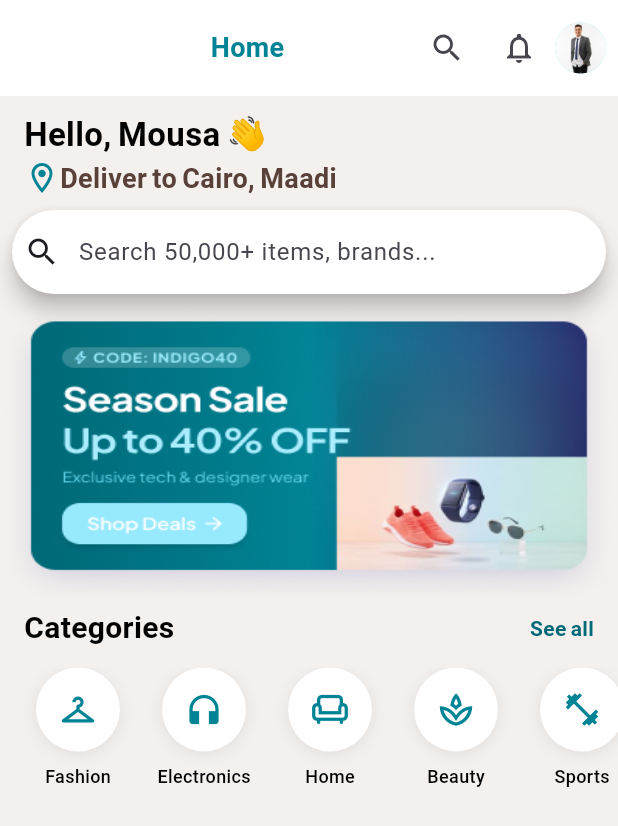
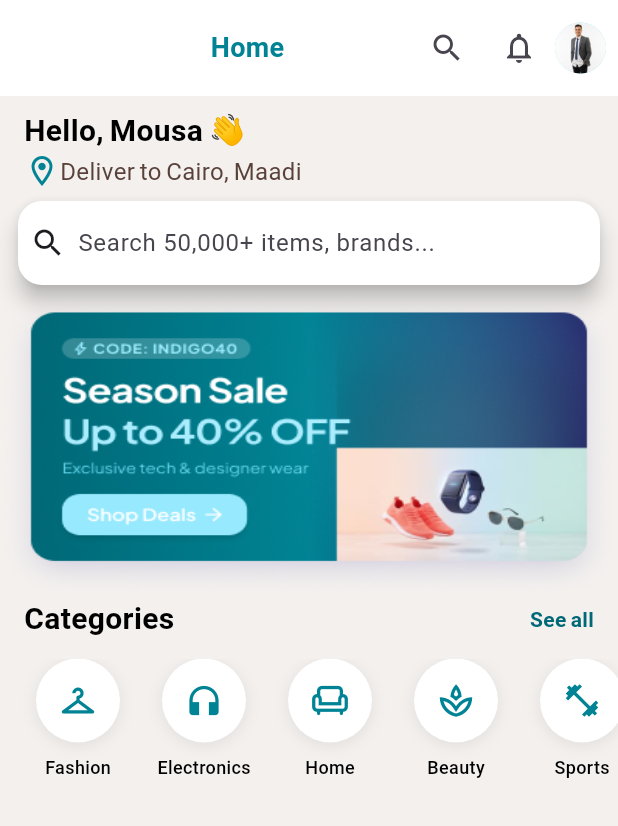
Before and after one commit to Ahmed-Mousa566/Indigo-e-commerce, a Flutter app: the HomeViewBody screen opened directly, on a phone screen of 412 x 824 dp. Shown: the top 826 px of the screen. Run offline on Flutter 3.47's test engine with Material 3 defaults, Android fonts, the phone set to English and light mode, and no system bars; our stand-ins replace go_router, google_fonts; Roboto replaces fonts that are missing (Montserrat).

Commit message:
refactor home screen

```diff
--- a/lib/feature/home/presentation/views/widgets/category_item.dart
+++ b/lib/feature/home/presentation/views/widgets/category_item.dart
@@ -14,6 +14,8 @@ class CategoryItem extends StatelessWidget {
     'home': Icons.chair_outlined,
     'beauty': Icons.spa_outlined,
     'sports': Icons.fitness_center,
+    'books': Icons.menu_book_outlined,
+    'baby': Icons.child_care_outlined,
   };
 
   IconData get _icon => _icons[category.slug] ?? Icons.category_outlined;
--- a/lib/feature/home/presentation/views/widgets/category_model.dart
+++ b/lib/feature/home/presentation/views/widgets/category_model.dart
@@ -16,4 +16,6 @@ const List<CategoryModel> dummyCategories = [
   CategoryModel(id: 3, name: 'Home', slug: 'home'),
   CategoryModel(id: 4, name: 'Beauty', slug: 'beauty'),
   CategoryModel(id: 5, name: 'Sports', slug: 'sports'),
+  CategoryModel(id: 6, name: 'Books', slug: 'books'),
+  CategoryModel(id: 7, name: 'Baby', slug: 'baby'),
 ];
--- a/lib/feature/home/presentation/views/widgets/home_header.dart
+++ b/lib/feature/home/presentation/views/widgets/home_header.dart
@@ -14,7 +14,7 @@ class HomeHeader extends StatelessWidget {
         children: [
           CustomText(
             text: "Hello, Mousa 👋",
-            size: 22,
+            size: 20,
             fontWeight: FontWeight.bold,
             color: Colors.black,
           ),
@@ -24,8 +24,8 @@ class HomeHeader extends StatelessWidget {
               Icon(Icons.location_on_outlined, color: Constant.kPrimaryColor),
               CustomText(
                 text: "Deliver to Cairo, Maadi",
-                size: 18,
-                fontWeight: FontWeight.bold,
+                size: 16,
+                fontWeight: FontWeight.w400,
                 color: Constant.kSubTittle,
               ),
             ],
--- a/lib/feature/home/presentation/views/widgets/search_bar.dart
+++ b/lib/feature/home/presentation/views/widgets/search_bar.dart
@@ -6,11 +6,16 @@ class SearchFailed extends StatelessWidget {
   @override
   Widget build(BuildContext context) {
     return Padding(
-      padding: const EdgeInsets.symmetric(horizontal: 8.0),
+      padding: const EdgeInsets.symmetric(horizontal: 12.0),
       child: const SearchBar(
         leading: Icon(Icons.search),
-        hintText: ' Search 50,000+ items, brands...',
+        hintText: 'Search 50,000+ items, brands...',
         backgroundColor: WidgetStatePropertyAll(Colors.white),
+        shape: WidgetStatePropertyAll(
+          RoundedRectangleBorder(
+            borderRadius: BorderRadius.all(Radius.circular(16)),
+          ),
+        ),
 
       ),
     );
```
